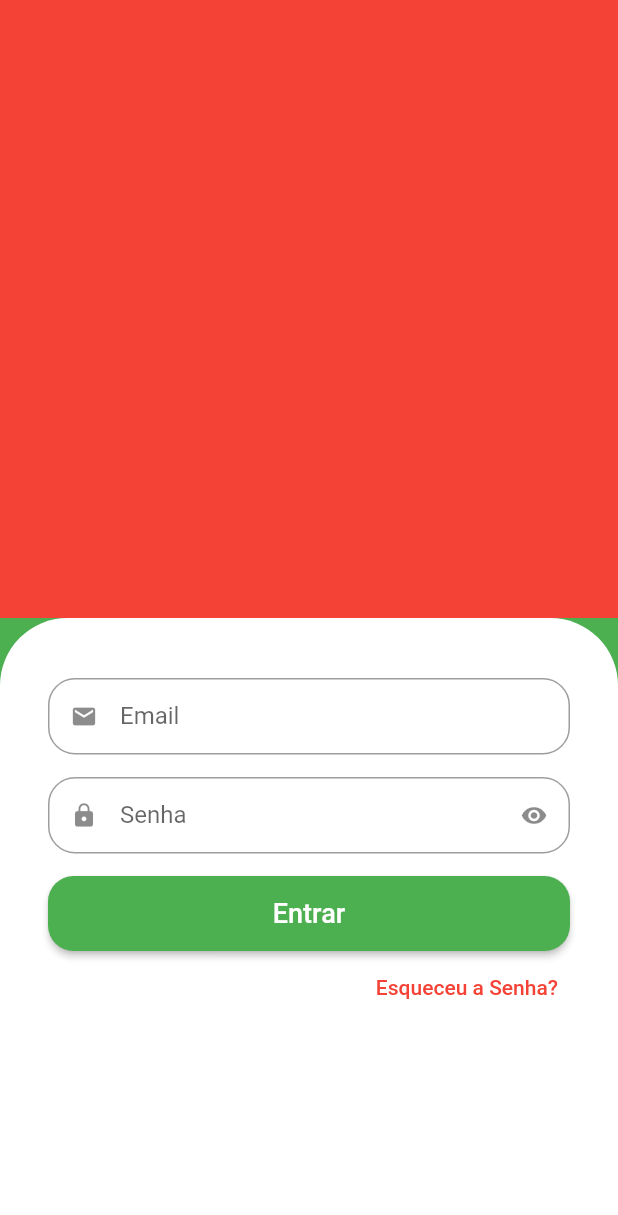
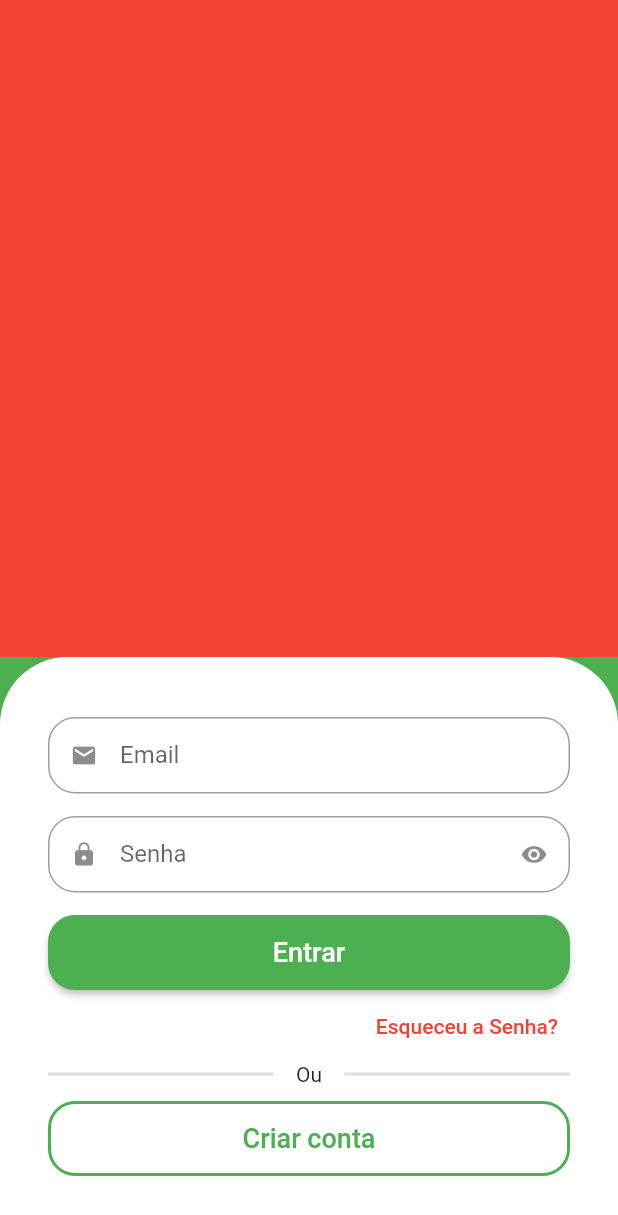
Before and after one commit to EduardoJanner/loja, a Flutter app: the screen it shows after launch, on a phone screen of 412 x 824 dp. Shown: the top 1215 px of the screen. Run offline on Flutter 3.47's test engine with Material 2 defaults, Android fonts, the phone set to English and light mode, and no system bars.

Commit message:
botão de cadastro

```diff
--- a/lib/src/auth/sing_in_screen.dart
+++ b/lib/src/auth/sing_in_screen.dart
@@ -15,8 +15,7 @@ class SignInScreen extends StatelessWidget {
               color: Colors.red,
             ),
           ),
-          Expanded(
-            child: Container(
+          Container(
             padding: const EdgeInsets.symmetric(
               horizontal: 32,
               vertical: 40,
@@ -38,12 +37,13 @@ class SignInScreen extends StatelessWidget {
                 const CustomTextField(
                     icon: Icons.lock, label: 'Senha', isSecret: true),
 
+// Botão de Entrar
                 SizedBox(
                   height: 50,
                   child: ElevatedButton(
                     style: ElevatedButton.styleFrom(
                       shape: RoundedRectangleBorder(
-                          borderRadius: BorderRadius.circular(17),
+                        borderRadius: BorderRadius.circular(18),
                       ),
                     ),
                     onPressed: () {},
@@ -56,6 +56,7 @@ class SignInScreen extends StatelessWidget {
                   ),
                 ),
 
+// Esqueceu a Senha
                 Align(
                   alignment: Alignment.centerRight,
                   child: TextButton(
@@ -68,8 +69,54 @@ class SignInScreen extends StatelessWidget {
                     ),
                   ),
                 ),
+
+// Divisor
+                Padding(
+                  padding: const EdgeInsets.only(bottom: 10),
+                  child: Row(
+                    children: [
+                      Expanded(
+                        child: Divider(
+                          color: Colors.grey.withAlpha(90),
+                          thickness: 2,
+                        ),
+                      ),
+                      const Padding(
+                        padding: EdgeInsets.symmetric(horizontal: 15),
+                        child: Text('Ou'),
+                      ),
+                      Expanded(
+                        child: Divider(
+                          color: Colors.grey.withAlpha(90),
+                          thickness: 2,
+                        ),
+                      ),
                     ],
                   ),
+                ),
+// Botão de novo usuário
+                SizedBox(
+                  height: 50,
+                  child: OutlinedButton(
+                    style: OutlinedButton.styleFrom(
+                      shape: RoundedRectangleBorder(
+                        borderRadius: BorderRadius.circular(18),
+                      ),
+                      side: const BorderSide(
+                        width: 2,
+                        color: Colors.green,
+                      ),
+                    ),
+                    onPressed: () {},
+                    child: const Text(
+                      'Criar conta',
+                      style: TextStyle(
+                        fontSize: 18,
+                      ),
+                    ),
+                  ),
+                ),
+              ],
             ),
           ),
         ],
```
Lines whose indentation alone changed are shown as unchanged.
